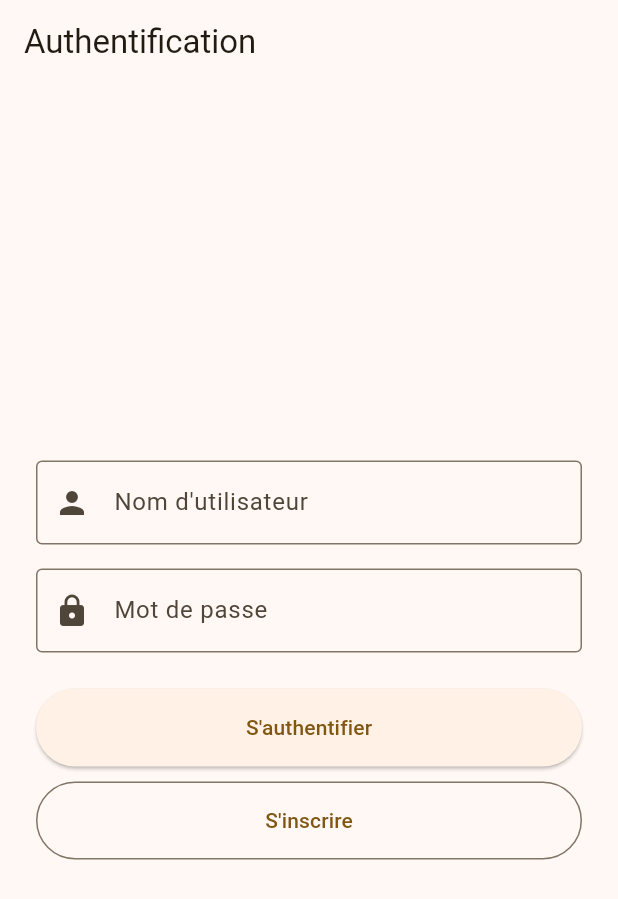
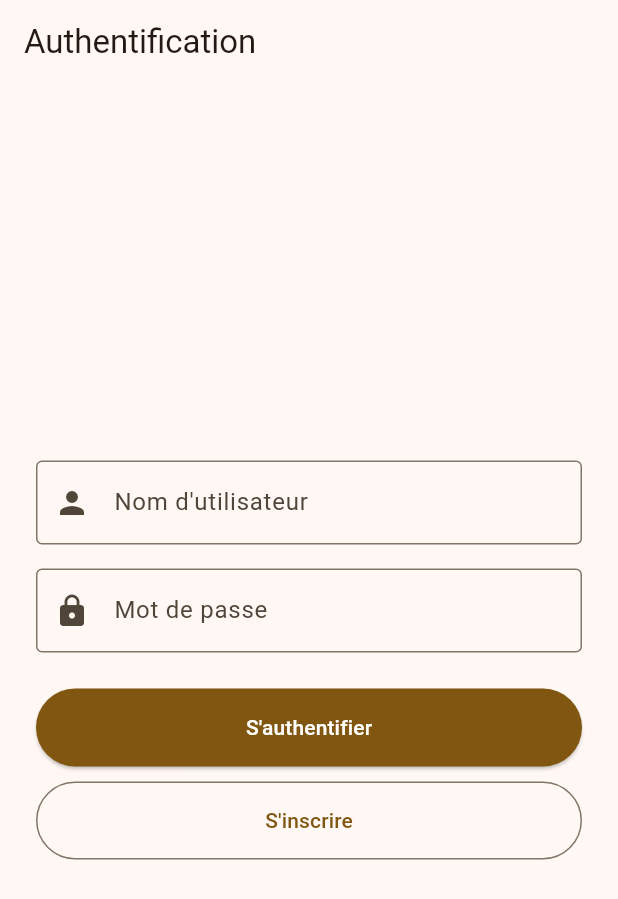
Before and after one commit to Nyzeix/ConsoFollow, a Flutter app: the screen it shows after launch, on a phone screen of 412 x 824 dp. Shown: the top 899 px of the screen. Run offline on Flutter 3.47's test engine with Material 3 defaults, Android fonts, the light colour scheme and no system bars; our stand-ins replace fl_chart, shared_preferences, sqflite; accounts and stored records are empty.

Commit message:
Changement du style du bouton d'authentification.
Le thème sombre était ilisible

```diff
--- a/lib/ui/screen/auth_screen.dart
+++ b/lib/ui/screen/auth_screen.dart
@@ -87,7 +87,10 @@ class _AuthScreenState extends State<AuthScreen> {
               children: [
                 // Connexion
                 ElevatedButton(
-                  style: ElevatedButton.styleFrom(padding: const EdgeInsets.symmetric(vertical: 16)),
+                  style: ElevatedButton.styleFrom(
+                    padding: const EdgeInsets.symmetric(vertical: 16),
+                    foregroundColor: Theme.of(context).colorScheme.onPrimary,
+                    backgroundColor: Theme.of(context).colorScheme.primary),
                   onPressed: () async {
                     final username = _usernameCtrl.text;
                     final error = await vm.login(username, _passwordCtrl.text);
```
